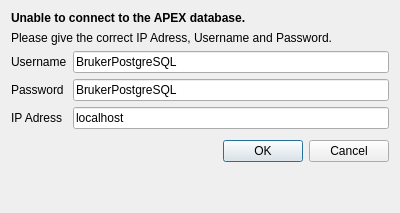
Before: the Qt Designer form gui/strf_dbpasswd.ui in dkratzert/StructureFinder, drawn with Qt 5.
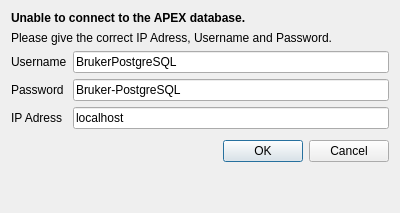
After: the same form once the commit is applied.

```diff
--- a/gui/strf_dbpasswd.ui
+++ b/gui/strf_dbpasswd.ui
@@ -84,7 +84,7 @@
        <item row="3" column="1">
         <widget class="QLineEdit" name="PasswordLineEdit">
          <property name="text">
-          <string>BrukerPostgreSQL</string>
+          <string>Bruker-PostgreSQL</string>
          </property>
         </widget>
        </item>
```
